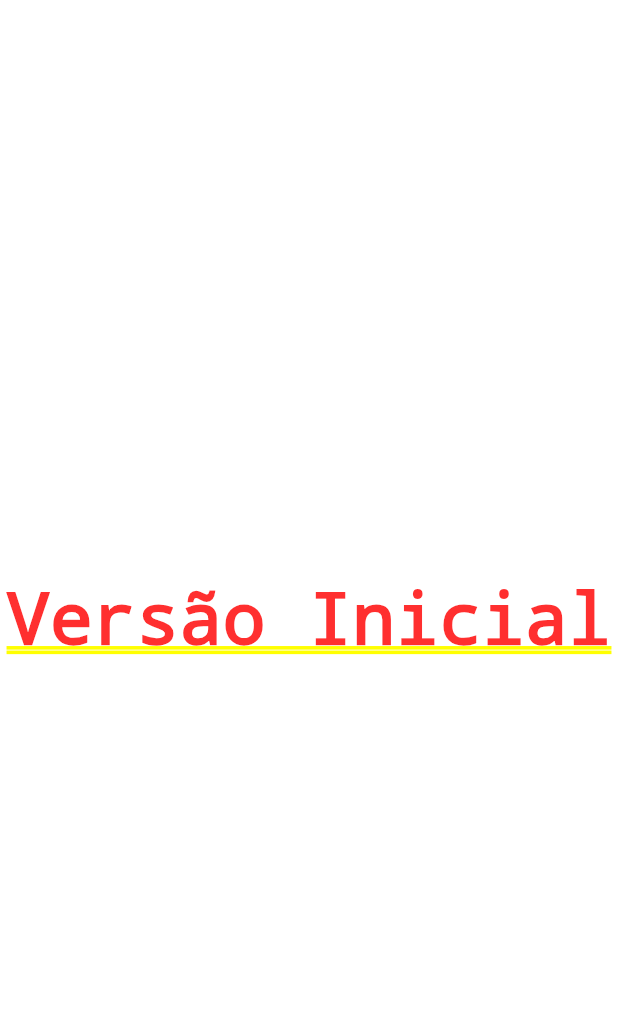
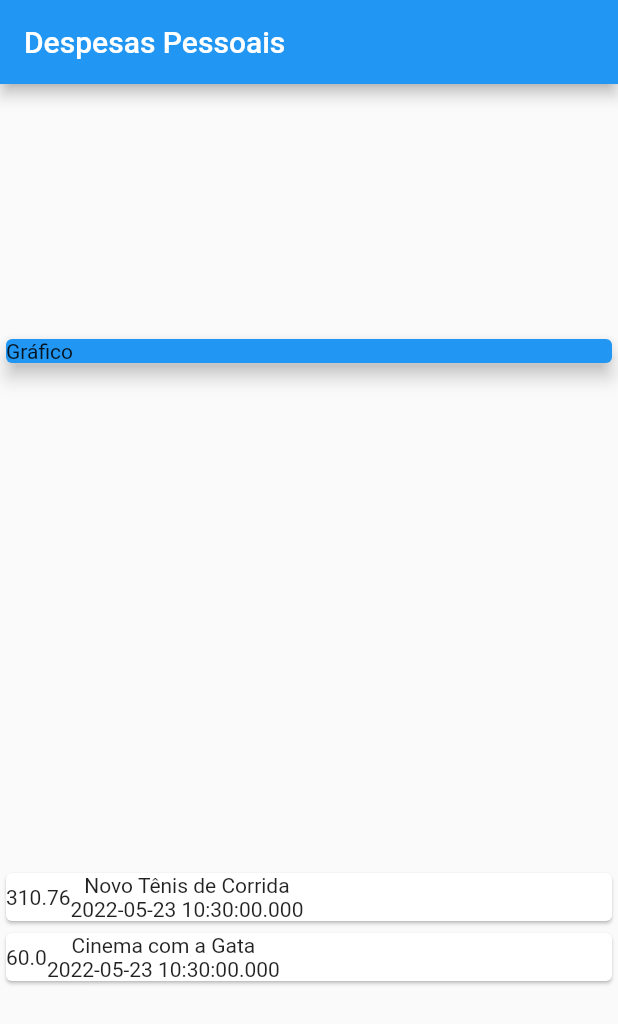
Before and after one commit to colombolucas/expensesApp, a Flutter app: the screen it shows after launch, on a phone screen of 412 x 824 dp. Shown: the top 1024 px of the screen. Run offline on Flutter 3.47's test engine with Material 2 defaults, Android fonts, the phone set to English and light mode, and no system bars.

Commit message:
Adicionado models e implementado na main

```diff
--- a/lib/main.dart
+++ b/lib/main.dart
@@ -1,3 +1,4 @@
+import 'package:expenses/models/transaction.dart';
 import 'package:flutter/material.dart';
 
 void main() => runApp(ExpensesApp());
@@ -5,15 +6,65 @@ void main() => runApp(ExpensesApp());
 class ExpensesApp extends StatelessWidget {
   @override
   Widget build(BuildContext context) {
-    return MaterialApp(home: MyHomePage());
+    return MaterialApp(
+      home: MyHomePage(),
+    );
   }
 }
 
 class MyHomePage extends StatelessWidget {
+  final _transactions = [
+    Transaction(
+      id: 't1',
+      title: 'Novo Tênis de Corrida',
+      value: 310.76,
+      date: DateTime.now(),
+    ),
+    Transaction(
+      id: 't2',
+      title: 'Cinema com a Gata',
+      value: 60.0,
+      date: DateTime.now(),
+    )
+  ];
+
   @override
   Widget build(BuildContext context) {
-    return Center(
-      child: Text("Versão Inicial"),
+    return Scaffold(
+      appBar: AppBar(
+        title: Text("Despesas Pessoais"),
+      ),
+      body: Column(
+        mainAxisAlignment: MainAxisAlignment.spaceAround,
+        crossAxisAlignment: CrossAxisAlignment.stretch,
+        children: <Widget>[
+          Container(
+            child: Card(
+              color: Colors.blue,
+              child: Text("Gráfico"),
+              elevation: 5,
+            ),
+          ),
+          Column(
+            children: _transactions.map((tr) {
+              return Card(
+                  child: Row(
+                children: [
+                  Container(
+                    child: Text(tr.value.toString()),
+                  ),
+                  Column(
+                    children: [
+                      Text(tr.title),
+                      Text(tr.date.toString()),
+                    ],
+                  )
+                ],
+              ));
+            }).toList(),
+          )
+        ],
+      ),
     );
   }
 }
--- /dev/null
+++ b/lib/models/transaction.dart
@@ -0,0 +1,12 @@
+class Transaction {
+  final String id;
+  final String title;
+  final double value;
+  final DateTime date;
+
+  Transaction(
+      {required this.id,
+      required this.title,
+      required this.value,
+      required this.date});
+}
```
